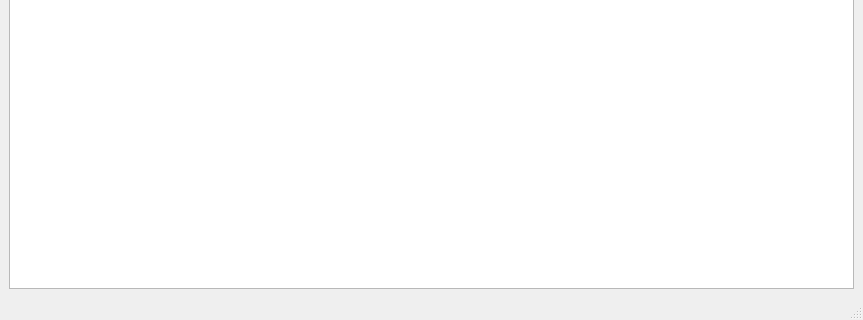
Above: forms/mainWindow.ui from kpicul/OceanEdit-python before the change; both pictures show x 0 to 863 and y 296 to 616 of the 863 by 616 pixel window. Below: the same form after it.
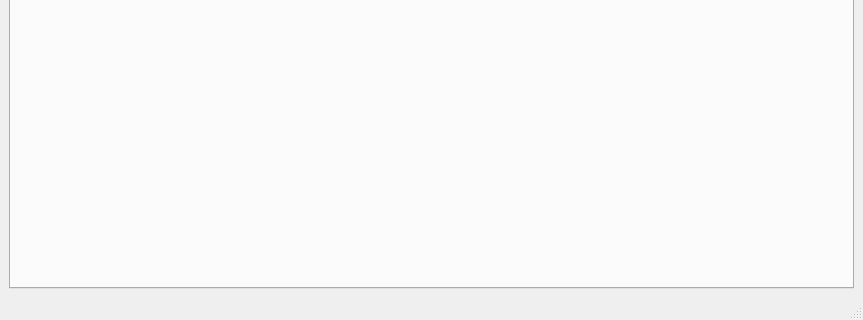
That is the form after the change.

What changed in the file:
```diff
--- a/forms/mainWindow.ui
+++ b/forms/mainWindow.ui
@@ -16,7 +16,11 @@
   <widget class="QWidget" name="centralwidget">
    <layout class="QGridLayout" name="gridLayout">
     <item row="0" column="0">
-     <widget class="QPlainTextEdit" name="mainArea"/>
+     <widget class="QTabWidget" name="editorTabs">
+      <property name="currentIndex">
+       <number>-1</number>
+      </property>
+     </widget>
     </item>
    </layout>
   </widget>
```
